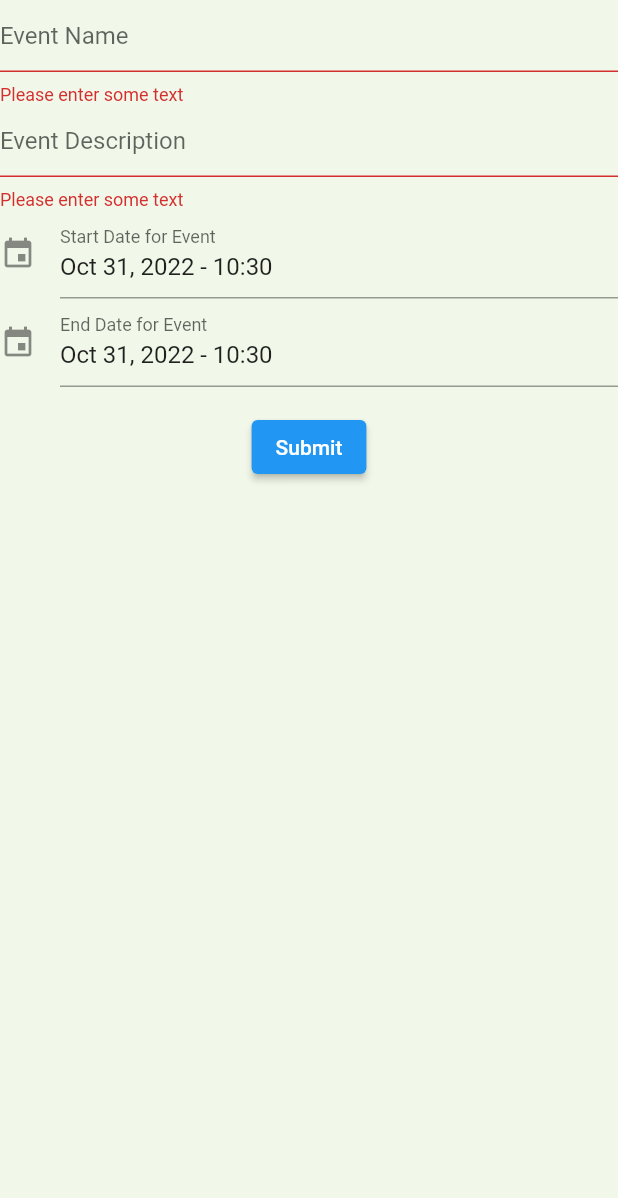
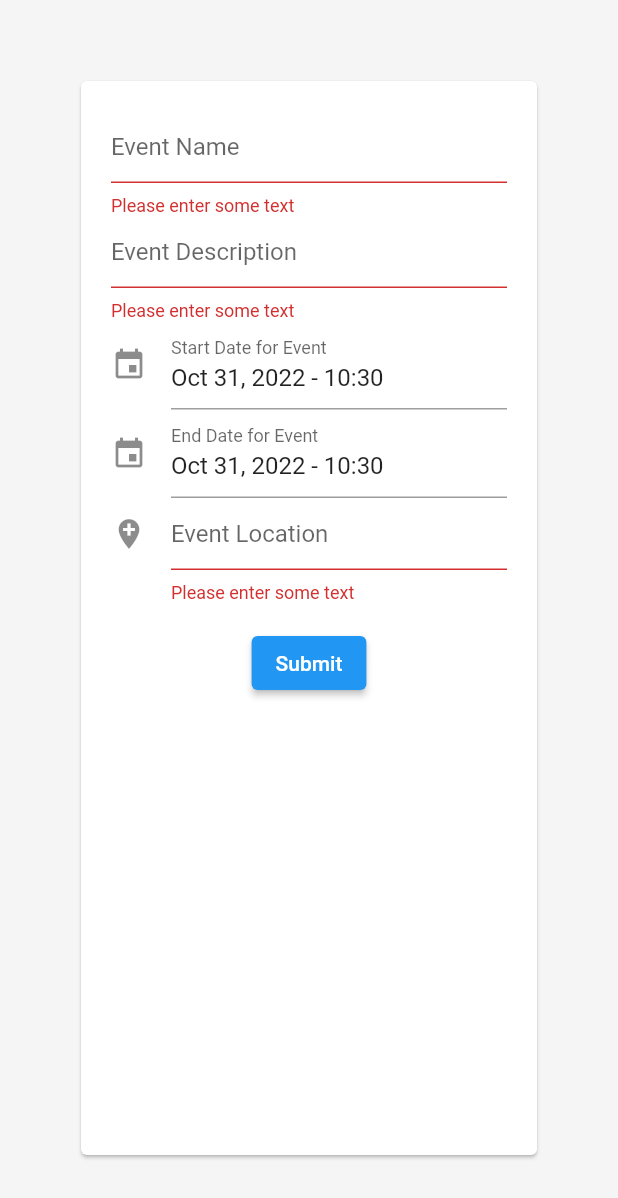
Before and after one commit to Renzzo98/SOSSI-Mobile-App, a Flutter app: the CreateEventScreen screen opened directly, after a tap on "Submit", on a phone screen of 412 x 824 dp. Shown: the top 1198 px of the screen. Run offline on Flutter 3.47's test engine with Material 2 defaults, Android fonts, the phone set to English and light mode, and no system bars; drawn by our look-alikes of date_time_picker; our stand-ins replace auto_size_text, flutter_login, font_awesome_flutter, google_maps_flutter, shared_preferences; missing offline and left inert: dart:html, square_percent_indicater; accounts and stored records are empty.

Commit message:
event creation screen with local store

```diff
--- a/lib/model/Event.dart
+++ b/lib/model/Event.dart
@@ -51,26 +51,39 @@ class Event {
 
   Map<String, dynamic> toJsonDict() {
     Map<String, dynamic> jsonDict = {};
-    jsonDict["name"] = this.name;
-    jsonDict["description"] = this.description;
-    jsonDict["id"] = this.eventID;
+    jsonDict["name"] = name;
+    jsonDict["description"] = description;
+    jsonDict["id"] = eventID;
 //    print(this.dateStart);
-    if (this.dateStart != null) {
-      jsonDict["startDate"] = this.dateStart.toIso8601String();
+    if (dateStart != null) {
+      jsonDict["startDate"] = dateStart.toIso8601String();
     }
-    if (this.dateEnd != null) {
-      jsonDict["endDate"] = this.dateEnd.toIso8601String();
+    if (dateEnd != null) {
+      jsonDict["endDate"] = dateEnd.toIso8601String();
     }
-    jsonDict["latitude"] = this.latitude;
-    jsonDict["longitude"] = this.longitude;
+    jsonDict["latitude"] = latitude;
+    jsonDict["longitude"] = longitude;
     if (sdgs != null) {
       jsonDict["sdg"] = [];
       for (SDG sdg_item in sdgs) {
         jsonDict["sdg"].add({"id": sdg_item.id});
       }
     }
+    jsonDict["rsvpNum"] = rsvpNum;
+    jsonDict["rating"] = rating;
     return jsonDict;
   }
+
+  static String encode(List<Event> events) => json.encode(
+        events
+            .map<Map<String, dynamic>>((event) => event.toJsonDict())
+            .toList(),
+      );
+
+  static List<Event> decode(String events) =>
+      (json.decode(events) as List<dynamic>)
+          .map<Event>((item) => Event.fromJson(item))
+          .toList();
 
   void jsonParse(Map<String, dynamic> rawData) {
     name = rawData["name"];
@@ -82,6 +95,8 @@ class Event {
     latitude = rawData["latitude"];
     longitude = rawData["longitude"];
     description = rawData["description"];
+    rsvpNum = rawData["rsvpNum"];
+    rating = rawData["rating"];
     tags = [];
     if (rawData.containsKey("tags")) {
       for (int i = 0; i < rawData["tags"].length; i++) {
@@ -91,19 +106,31 @@ class Event {
     if (rawData.containsKey("sdg")) {
       for (int i = 0; i < rawData["sdg"].length; i++) {}
     }
-//    if (rawData.containsKey(""))
   }
 
   factory Event.fromJson(Map<String, dynamic> json) {
     return Event(
         name: json["name"],
+        description: json["description"],
         eventID: json["id"],
-        dateStart: json["startDate"],
-        dateEnd: json["endDate"],
+        dateStart: DateTime.now(),
+        dateEnd: DateTime.now(),
         latitude: json["latitude"],
         longitude: json["longitude"],
-        description: json["description"],
-        date: json["date"],
-        isOngoing: json["isOngoing"]);
+        rating: json["rating"],
+        rsvpNum: json["rsvpNum"],
+        orgID: '',
+        orgName: '');
   }
+
+  static Map<String, dynamic> toMap(Event event) => {
+        'name': event.name,
+        'description': event.description,
+        'orgName': event.orgName,
+        'orgId': event.orgID,
+        'dateStart': event.dateStart,
+        'dateEnd': event.dateEnd,
+        'rsvpNum': event.rsvpNum,
+        'rating': event.rating
+      };
 }
--- a/lib/screens/createEventScreen.dart
+++ b/lib/screens/createEventScreen.dart
@@ -6,6 +6,7 @@ import 'package:flutter_login/flutter_login.dart';
 import 'package:font_awesome_flutter/font_awesome_flutter.dart';
 import 'package:intl/intl.dart';
 import 'package:date_time_picker/date_time_picker.dart';
+import 'package:shared_preferences/shared_preferences.dart';
 import 'package:sossi_app/model/Event.dart';
 
 import '../constants.dart';
@@ -28,18 +29,39 @@ class _CreateEventScreenState extends State<CreateEventScreen> {
   String endDateString = "";
   TextEditingController eventNameController = TextEditingController();
   TextEditingController eventDescController = TextEditingController();
+  TextEditingController eventLocationController = TextEditingController();
   TextEditingController startDateController =
       TextEditingController(text: DateTime.now().toString());
   TextEditingController endDateController =
       TextEditingController(text: DateTime.now().toString());
 
+  Future<void> saveEventLocally(event) async {
+    print("saving");
+    SharedPreferences prefs = await SharedPreferences.getInstance();
+    final String? eventListString = prefs.getString('events');
+    List<Event> events = Event.decode(eventListString!);
+    events.add(event);
+    print(events);
+    await prefs.setString("events", Event.encode(events));
+    prefs.reload();
+  }
+
   @override
   Widget build(BuildContext context) {
     return Scaffold(
-        backgroundColor: Colors.lightGreen[50],
-        resizeToAvoidBottomInset: false,
-        body: Form(
+        backgroundColor: Colors.grey[100],
+        resizeToAvoidBottomInset: true,
+        body: Center(
+          child: Builder(builder: (context) {
+            return Padding(
+              padding: const EdgeInsets.all(50.0),
+              child: Card(
+                color: Colors.white,
+                child: Form(
                   key: _formKey,
+                  child: Center(
+                    child: Padding(
+                      padding: const EdgeInsets.all(20.0),
                       child: Column(
                         children: <Widget>[
                           TextFormField(
@@ -73,6 +95,7 @@ class _CreateEventScreenState extends State<CreateEventScreen> {
                               lastDate: DateTime(2100),
                               // controller: startDateController,
                               icon: Icon(Icons.event),
+                              cursorColor: Colors.red,
                               dateLabelText: 'Start Date for Event',
                               validator: (val) {
                                 setState(() => startDateString = val ?? '');
@@ -96,19 +119,39 @@ class _CreateEventScreenState extends State<CreateEventScreen> {
                                 }
                                 return null;
                               }),
+                          TextFormField(
+                            controller: eventLocationController,
+                            decoration: const InputDecoration(
+                                hintText: 'Event Location',
+                                icon: Icon(Icons.add_location)),
+                            validator: (String? value) {
+                              if (value == null || value.isEmpty) {
+                                return 'Please enter some text';
+                              }
+                              return null;
+                            },
+                          ),
                           Padding(
                             padding: const EdgeInsets.symmetric(vertical: 16.0),
                             child: ElevatedButton(
                               onPressed: () {
                                 if (_formKey.currentState!.validate()) {
-                      Event(
+                                  // Send it off
+                                  saveEventLocally(Event(
                                       name: eventNameController.text,
                                       description: eventDescController.text,
-                          dateStart: DateTime.parse(startDateString),
-                          dateEnd: DateTime.parse(endDateString));
-                      //Send it off
+                                      dateStart:
+                                          DateTime.parse(startDateString),
+                                      dateEnd: DateTime.parse(endDateString),
+                                      orgID: '',
+                                      orgName: '',
+                                      rating: 5,
+                                      rsvpNum: 0));
+                                  Constants.writeEvents();
+                                  Navigator.pop(context);
                                   ScaffoldMessenger.of(context).showSnackBar(
-                        const SnackBar(content: Text('Processing Data')),
+                                    const SnackBar(
+                                        content: Text('Adding Event')),
                                   );
                                 }
                               },
@@ -117,6 +160,12 @@ class _CreateEventScreenState extends State<CreateEventScreen> {
                           ),
                         ],
                       ),
+                    ),
+                  ),
+                ),
+              ),
+            );
+          }),
         ));
   }
 }
--- a/pubspec.yaml
+++ b/pubspec.yaml
@@ -44,6 +44,7 @@ dependencies:
   http: ^0.13.5
   syncfusion_flutter_datepicker: ^20.3.50
   date_time_picker: ^2.1.0
+  shared_preferences: ^2.0.15
 
 dev_dependencies:
   flutter_test:
```
Also changed, not shown: lib/screens/eventList.dart (+42 -27 lines), pubspec.lock, 2 other files. Lines whose indentation alone changed are shown as unchanged.
